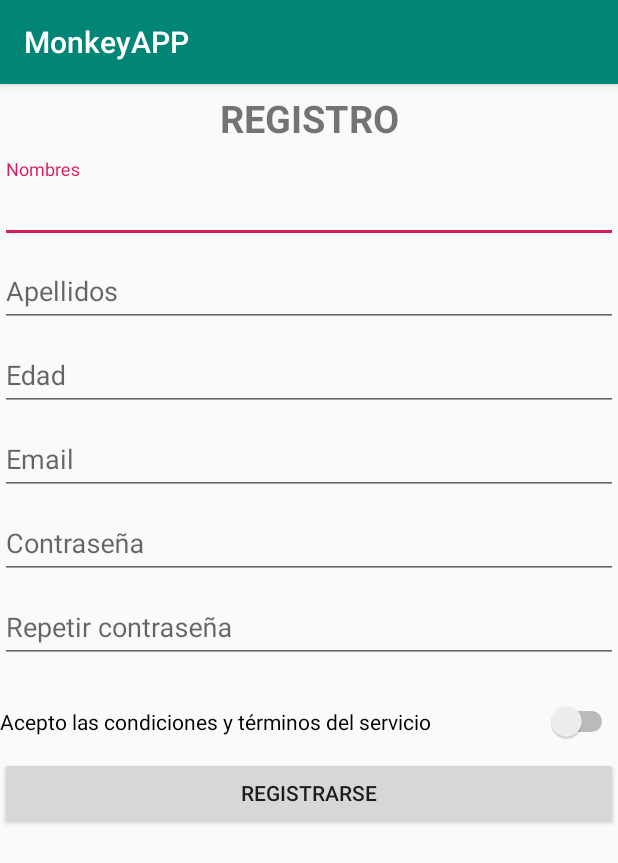
After one commit to Batuzzai/Monkapp, an Android app: the RegisterActivity screen opened directly, with no data from a screen before it, on a phone screen of 412 x 824 dp. The commit adds this screen. Shown: the top 863 px of the screen. Run offline under Robolectric (Android 15) with nearby library versions, the phone set to English and light mode, and no system bars; our stand-ins replace Volley.

Commit message:
Actualización general de la APP
Añadido registro y conexión a base de datos.

```diff
--- a/APP/app/build.gradle
+++ b/APP/app/build.gradle
@@ -37,4 +37,5 @@ dependencies {
     testImplementation 'junit:junit:4.12'
     androidTestImplementation 'com.android.support.test:runner:1.0.2'
     androidTestImplementation 'com.android.support.test.espresso:espresso-core:3.0.2'
+    implementation 'com.android.volley:volley:1.1.0'
 }
--- a/APP/app/src/main/AndroidManifest.xml
+++ b/APP/app/src/main/AndroidManifest.xml
@@ -5,14 +5,16 @@
     <uses-permission android:name="android.permission.GET_ACCOUNTS" />
     <uses-permission android:name="android.permission.READ_PROFILE" />
     <uses-permission android:name="android.permission.READ_CONTACTS" />
+    <uses-permission android:name="android.permission.INTERNET" />
 
     <application
             android:allowBackup="true"
-            android:icon="@mipmap/ic_launcher"
+            android:icon="@drawable/ttmlogo"
             android:label="@string/app_name"
-            android:roundIcon="@mipmap/ic_launcher_round"
+            android:roundIcon="@drawable/ttmlogo"
             android:supportsRtl="true"
             android:theme="@style/AppTheme">
+        <activity android:name=".RegisterActivity"></activity>
         <activity
                 android:name=".LoginActivity"
                 android:label="@string/app_name">
@@ -25,8 +27,7 @@
         <activity
                 android:name=".MainActivity"
                 android:label="@string/title_activity_main"
-                android:theme="@style/AppTheme.NoActionBar"></activity>
-
+                android:theme="@style/AppTheme.NoActionBar" />
     </application>
 
 </manifest>
--- a/APP/app/src/main/java/com/trecemonos/monkeyapp/LoginActivity.kt
+++ b/APP/app/src/main/java/com/trecemonos/monkeyapp/LoginActivity.kt
@@ -49,6 +49,11 @@ class LoginActivity : AppCompatActivity(), LoaderCallbacks<Cursor> {
         skip_button.setOnClickListener {
             val intent = Intent(this@LoginActivity, MainActivity::class.java)
             startActivity(intent) }
+        //REGISTER BOTON
+        register_button.setOnClickListener {
+            val intent = Intent( this@LoginActivity, RegisterActivity::class.java)
+            startActivity(intent)
+        }
         // Set up the login form.
         populateAutoComplete()
         password.setOnEditorActionListener(TextView.OnEditorActionListener { _, id, _ ->
--- /dev/null
+++ b/APP/app/src/main/java/com/trecemonos/monkeyapp/RegisterActivity.kt
@@ -0,0 +1,48 @@
+package com.trecemonos.monkeyapp
+
+import android.support.v7.app.AppCompatActivity
+import android.os.Bundle
+import android.widget.Toast
+import com.android.volley.Request
+import com.android.volley.RequestQueue
+import com.android.volley.Response
+import com.android.volley.toolbox.*
+import kotlinx.android.synthetic.main.activity_login.*
+import kotlinx.android.synthetic.main.activity_register.*
+import java.net.URL
+
+class RegisterActivity : AppCompatActivity() {
+
+    override fun onCreate(savedInstanceState: Bundle?) {
+        super.onCreate(savedInstanceState)
+        setContentView(R.layout.activity_register)
+        register_button2.setOnClickListener{
+            conectarse("https://13monoscl.000webhostapp.com/bds/insertar_registro.php")
+        }
+    }
+
+    private fun conectarse(URL : String){
+        val stringRequest = object : StringRequest(Request.Method.POST, URL, Response.Listener { s ->
+            // Your success code here
+            Toast.makeText(applicationContext,"REGISTRADO SATISFACTORIAMENTE",Toast.LENGTH_SHORT).show();
+        }, Response.ErrorListener { e ->
+            // Your error code here
+            Toast.makeText(applicationContext, "ERROR AL REGISTRAR",Toast.LENGTH_SHORT).show();
+        }) {
+            override fun getParams(): Map<String, String> {
+                val parametros = HashMap<String,String>()
+                parametros.put("nombres", nombres.text.toString());
+                parametros.put("apellidos",apellidos.text.toString());
+                parametros.put("contrasena",pswd.text.toString());
+                parametros.put("correo",correo.text.toString());
+                parametros.put("edad",edad.text.toString());
+
+                return parametros
+            }
+        }
+        val queue: RequestQueue = Volley.newRequestQueue(this)
+        queue.add(stringRequest);
+
+
+    }
+}
--- /dev/null
+++ b/APP/app/src/main/res/layout/activity_register.xml
@@ -0,0 +1,148 @@
+<?xml version="1.0" encoding="utf-8"?>
+<android.support.constraint.ConstraintLayout xmlns:android="http://schemas.android.com/apk/res/android"
+        xmlns:app="http://schemas.android.com/apk/res-auto"
+        xmlns:tools="http://schemas.android.com/tools"
+        android:layout_width="match_parent"
+        android:layout_height="match_parent"
+        tools:context=".RegisterActivity">
+
+    <TextView
+            android:id="@+id/registro_title"
+            android:layout_width="409dp"
+            android:layout_height="wrap_content"
+            android:layout_marginStart="1dp"
+            android:layout_marginTop="5dp"
+            android:text="@string/registro_title"
+            android:textAlignment="center"
+            android:textSize="25sp"
+            android:textStyle="bold"
+            app:layout_constraintStart_toStartOf="parent"
+            app:layout_constraintTop_toTopOf="parent" />
+
+    <ProgressBar
+            android:id="@+id/register_progress"
+            style="?android:attr/progressBarStyleLarge"
+            android:layout_width="wrap_content"
+            android:layout_height="wrap_content"
+            android:visibility="gone"
+            app:layout_constraintStart_toStartOf="parent"
+            app:layout_constraintTop_toTopOf="parent" />
+
+    <LinearLayout
+            android:layout_width="match_parent"
+            android:layout_height="match_parent"
+            android:layout_marginTop="50dp"
+            android:orientation="vertical">
+
+        <ScrollView
+                android:id="@+id/register_form"
+                android:layout_width="match_parent"
+                android:layout_height="match_parent">
+
+            <LinearLayout
+                    android:id="@+id/register_body_form"
+                    android:layout_width="match_parent"
+                    android:layout_height="wrap_content"
+                    android:orientation="vertical">
+
+                <android.support.design.widget.TextInputLayout
+                        android:layout_width="match_parent"
+                        android:layout_height="match_parent">
+
+                    <android.support.design.widget.TextInputEditText
+                            android:id="@+id/nombres"
+                            android:layout_width="match_parent"
+                            android:layout_height="wrap_content"
+                            android:layout_marginTop="10dp"
+                            android:hint="@string/names" />
+                </android.support.design.widget.TextInputLayout>
+
+                <android.support.design.widget.TextInputLayout
+                        android:layout_width="match_parent"
+                        android:layout_height="match_parent">
+
+                    <android.support.design.widget.TextInputEditText
+                            android:id="@+id/apellidos"
+                            android:layout_width="match_parent"
+                            android:layout_height="wrap_content"
+                            android:layout_marginTop="10dp"
+                            android:hint="@string/surnames" />
+
+                </android.support.design.widget.TextInputLayout>
+
+                <android.support.design.widget.TextInputLayout
+                        android:layout_width="match_parent"
+                        android:layout_height="match_parent">
+
+                    <android.support.design.widget.TextInputEditText
+                            android:id="@+id/edad"
+                            android:layout_width="match_parent"
+                            android:layout_height="wrap_content"
+                            android:layout_marginTop="10dp"
+                            android:hint="@string/age" />
+                </android.support.design.widget.TextInputLayout>
+
+                <android.support.design.widget.TextInputLayout
+                        android:layout_width="match_parent"
+                        android:layout_height="match_parent">
+
+                    <android.support.design.widget.TextInputEditText
+                            android:id="@+id/correo"
+                            android:layout_width="match_parent"
+                            android:layout_height="wrap_content"
+                            android:layout_marginTop="10dp"
+                            android:hint="@string/prompt_email" />
+                </android.support.design.widget.TextInputLayout>
+
+                <android.support.design.widget.TextInputLayout
+                        android:layout_width="match_parent"
+                        android:layout_height="match_parent">
+
+                    <android.support.design.widget.TextInputEditText
+                            android:id="@+id/pswd"
+                            android:layout_width="match_parent"
+                            android:layout_height="wrap_content"
+                            android:layout_marginTop="10dp"
+                            android:hint="@string/prompt_password"
+                            android:imeOptions="actionUnspecified"
+                            android:inputType="textPassword"
+                            android:maxLines="1"
+                            android:singleLine="true"
+                            android:importantForAutofill="no"/>
+
+                    <android.support.design.widget.TextInputLayout
+                            android:layout_width="match_parent"
+                            android:layout_height="match_parent">
+
+                        <android.support.design.widget.TextInputEditText
+                                android:id="@+id/rptpswd"
+                                android:layout_width="match_parent"
+                                android:layout_height="wrap_content"
+                                android:layout_marginTop="5dp"
+                                android:hint="@string/reppswd"
+                                android:imeOptions="actionUnspecified"
+                                android:inputType="textPassword"
+                                android:maxLines="1"
+                                android:singleLine="true"
+                                android:importantForAutofill="no"/>
+                    </android.support.design.widget.TextInputLayout>
+                </android.support.design.widget.TextInputLayout>
+
+                <Switch
+                        android:id="@+id/terminos"
+                        android:layout_width="match_parent"
+                        android:layout_height="wrap_content"
+                        android:layout_marginTop="25dp"
+                        android:text="@string/terminos" />
+
+                <Button
+                        android:id="@+id/register_button2"
+                        android:layout_width="match_parent"
+                        android:layout_height="wrap_content"
+                        android:layout_marginTop="10dp"
+                        android:text="@string/registrarse" />
+
+            </LinearLayout>
+        </ScrollView>
+    </LinearLayout>
+</android.support.constraint.ConstraintLayout>
--- a/APP/app/src/main/res/values/strings.xml
+++ b/APP/app/src/main/res/values/strings.xml
@@ -32,4 +32,11 @@
 
     <string name="desc">imagen</string>
     <string name="debug">SKIP MENU</string>
+
+    <string name="registro_title">REGISTRO</string>
+    <string name="names">Nombres</string>
+    <string name="surnames">Apellidos</string>
+    <string name="age">Edad</string>
+    <string name="reppswd">Repetir contraseña</string>
+    <string name="terminos">Acepto las condiciones y términos del servicio</string>
 </resources>
```
